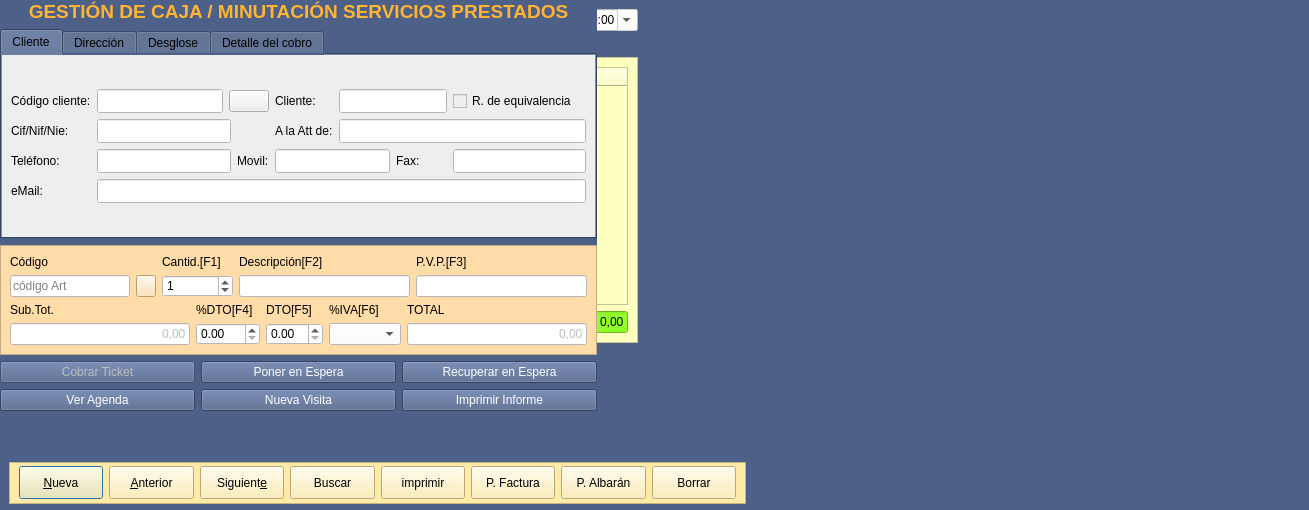
Above: TPV/frmcajaminuta.ui from arcnexus/RedFoX before the change. Below: the same form after it.
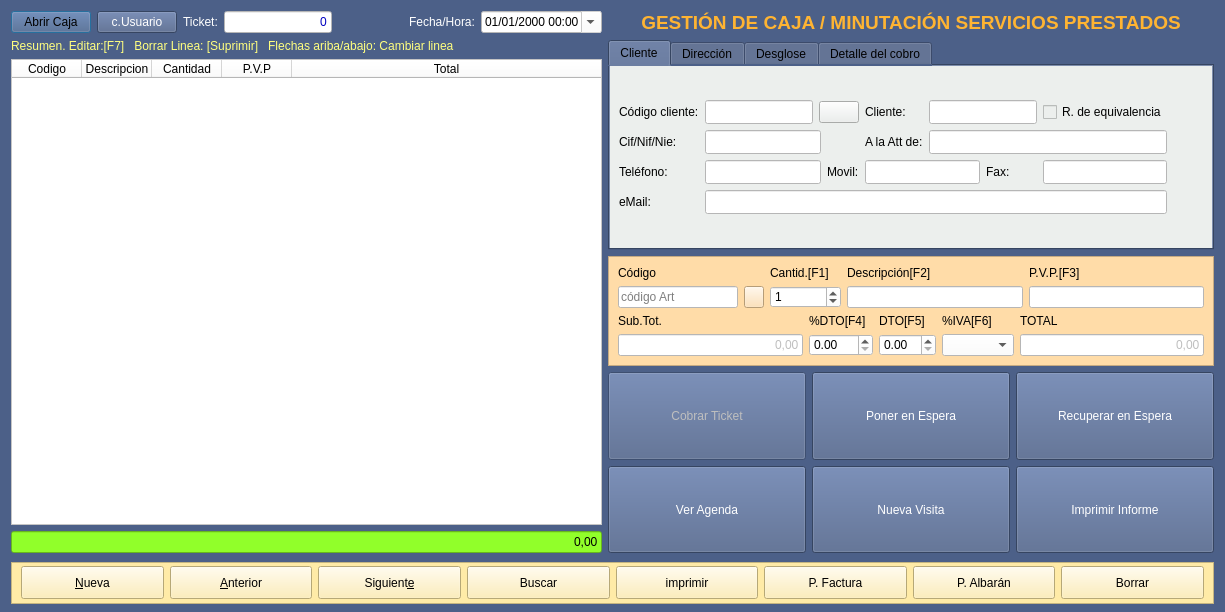
That is the form after the change. The open tabs and pages were chosen to show the change. Icons and pictures are not drawn.

What changed in the file:
```diff
--- a/TPV/frmcajaminuta.ui
+++ b/TPV/frmcajaminuta.ui
@@ -6,8 +6,8 @@
    <rect>
     <x>0</x>
     <y>0</y>
-    <width>1309</width>
-    <height>510</height>
+    <width>1225</width>
+    <height>612</height>
    </rect>
   </property>
   <property name="windowTitle">
@@ -21,219 +21,7 @@
    <string notr="true">background-color: #4C6088;
 </string>
   </property>
-  <widget class="QFrame" name="frame_4">
-   <property name="geometry">
-    <rect>
-     <x>9</x>
-     <y>462</y>
-     <width>737</width>
-     <height>42</height>
-    </rect>
-   </property>
-   <property name="minimumSize">
-    <size>
-     <width>0</width>
-     <height>42</height>
-    </size>
-   </property>
-   <property name="maximumSize">
-    <size>
-     <width>16777215</width>
-     <height>35</height>
-    </size>
-   </property>
-   <property name="styleSheet">
-    <string notr="true">background-color: rgb(255, 235, 167);</string>
-   </property>
-   <property name="frameShape">
-    <enum>QFrame::StyledPanel</enum>
-   </property>
-   <property name="frameShadow">
-    <enum>QFrame::Raised</enum>
-   </property>
-   <layout class="QHBoxLayout" name="horizontalLayout_2">
-    <property name="topMargin">
-     <number>2</number>
-    </property>
-    <property name="bottomMargin">
-     <number>2</number>
-    </property>
-    <item>
-     <widget class="QPushButton" name="btnAnadir">
-      <property name="minimumSize">
-       <size>
-        <width>0</width>
-        <height>33</height>
-       </size>
-      </property>
-      <property name="text">
-       <string>&amp;Nueva</string>
-      </property>
-      <property name="icon">
-       <iconset resource="../terra.qrc">
-        <normaloff>:/Icons/PNG/add.png</normaloff>:/Icons/PNG/add.png</iconset>
-      </property>
-      <property name="iconSize">
-       <size>
-        <width>24</width>
-        <height>24</height>
-       </size>
-      </property>
-     </widget>
-    </item>
-    <item>
-     <widget class="QPushButton" name="btnAnterior">
-      <property name="minimumSize">
-       <size>
-        <width>0</width>
-        <height>33</height>
-       </size>
-      </property>
-      <property name="text">
-       <string>&amp;Anterior</string>
-      </property>
-      <property name="icon">
-       <iconset resource="../terra.qrc">
-        <normaloff>:/Icons/PNG/Previous.png</normaloff>:/Icons/PNG/Previous.png</iconset>
-      </property>
-      <property name="iconSize">
-       <size>
-        <width>24</width>
-        <height>24</height>
-       </size>
-      </property>
-     </widget>
-    </item>
-    <item>
-     <widget class="QPushButton" name="btnSiguiente">
-      <property name="minimumSize">
-       <size>
-        <width>0</width>
-        <height>33</height>
-       </size>
-      </property>
-      <property name="text">
-       <string>Siguient&amp;e</string>
-      </property>
-      <property name="icon">
-       <iconset resource="../terra.qrc">
-        <normaloff>:/Icons/PNG/Next.png</normaloff>:/Icons/PNG/Next.png</iconset>
-      </property>
-      <property name="iconSize">
-       <size>
-        <width>24</width>
-        <height>24</height>
-       </size>
-      </property>
-     </widget>
-    </item>
-    <item>
-     <widget class="QPushButton" name="btnBuscar">
-      <property name="minimumSize">
-       <size>
-        <width>0</width>
-        <height>33</height>
-       </size>
-      </property>
-      <property name="text">
-       <string>Buscar</string>
-      </property>
-      <property name="icon">
-       <iconset resource="../terra.qrc">
-        <normaloff>:/Icons/PNG/search.png</normaloff>:/Icons/PNG/search.png</iconset>
-      </property>
-      <property name="iconSize">
-       <size>
-        <width>24</width>
-        <height>24</height>
-       </size>
-      </property>
-     </widget>
-    </item>
-    <item>
-     <widget class="QPushButton" name="btnImprimir">
-      <property name="minimumSize">
-       <size>
-        <width>0</width>
-        <height>33</height>
-       </size>
-      </property>
-      <property name="text">
-       <string>imprimir</string>
-      </property>
-      <property name="icon">
-       <iconset resource="../terra.qrc">
-        <normaloff>:/Icons/PNG/Print.png</normaloff>:/Icons/PNG/Print.png</iconset>
-      </property>
-      <property name="iconSize">
-       <size>
-        <width>24</width>
-        <height>24</height>
-       </size>
-      </property>
-     </widget>
-    </item>
-    <item>
-     <widget class="QPushButton" name="btnPasarFactura">
-      <property name="minimumSize">
-       <size>
-        <width>0</width>
-        <height>33</height>
-       </size>
-      </property>
-      <property name="text">
-       <string>P. Factura</string>
-      </property>
-     </widget>
-    </item>
-    <item>
-     <widget class="QPushButton" name="btnPasarAlbaran">
-      <property name="minimumSize">
-       <size>
-        <width>0</width>
-        <height>33</height>
-       </size>
-      </property>
-      <property name="text">
-       <string>P. Albarán</string>
-      </property>
-     </widget>
-    </item>
-    <item>
-     <widget class="QPushButton" name="btnBorrar">
-      <property name="minimumSize">
-       <size>
-        <width>0</width>
-        <height>33</height>
-       </size>
-      </property>
-      <property name="text">
-       <string>Borrar</string>
-      </property>
-      <property name="icon">
-       <iconset>
-        <normaloff>:/Icons/PNG/delete.png</normaloff>:/Icons/PNG/delete.png</iconset>
-      </property>
-      <property name="iconSize">
-       <size>
-        <width>24</width>
-        <height>24</height>
-       </size>
-      </property>
-     </widget>
-    </item>
-   </layout>
-  </widget>
-  <widget class="QWidget" name="">
-   <property name="geometry">
-    <rect>
-     <x>9</x>
-     <y>9</y>
-     <width>629</width>
-     <height>334</height>
-    </rect>
-   </property>
-   <layout class="QGridLayout" name="gridLayout_8">
+  <layout class="QGridLayout" name="gridLayout_3">
     <item row="0" column="0">
      <widget class="QPushButton" name="btn_abrirCerrarCaja">
       <property name="text">
@@ -327,99 +115,7 @@
       </property>
      </widget>
     </item>
-    <item row="1" column="0" colspan="7">
-     <widget class="QLabel" name="label_19">
-      <property name="styleSheet">
-       <string notr="true">color: rgb(255, 255, 127);</string>
-      </property>
-      <property name="text">
-       <string>Resumen. Editar:[F7]   Borrar Linea: [Suprimir]   Flechas ariba/abajo: Cambiar linea</string>
-      </property>
-     </widget>
-    </item>
-    <item row="2" column="0" colspan="7">
-     <widget class="QFrame" name="frame">
-      <property name="sizePolicy">
-       <sizepolicy hsizetype="Preferred" vsizetype="MinimumExpanding">
-        <horstretch>0</horstretch>
-        <verstretch>0</verstretch>
-       </sizepolicy>
-      </property>
-      <property name="minimumSize">
-       <size>
-        <width>600</width>
-        <height>0</height>
-       </size>
-      </property>
-      <property name="styleSheet">
-       <string notr="true">background-color: rgb(255, 255, 192);</string>
-      </property>
-      <property name="frameShape">
-       <enum>QFrame::StyledPanel</enum>
-      </property>
-      <property name="frameShadow">
-       <enum>QFrame::Raised</enum>
-      </property>
-      <layout class="QGridLayout" name="gridLayout_3">
-       <item row="1" column="0">
-        <widget class="QLineEdit" name="txtrImporteTicket">
-         <property name="styleSheet">
-          <string notr="true">background-color: rgb(145, 255, 42);
-color: rgb(0, 0, 0);
-font: 28pt &quot;Sans Serif&quot;;</string>
-         </property>
-         <property name="text">
-          <string>0,00</string>
-         </property>
-         <property name="alignment">
-          <set>Qt::AlignRight|Qt::AlignTrailing|Qt::AlignVCenter</set>
-         </property>
-         <property name="readOnly">
-          <bool>true</bool>
-         </property>
-        </widget>
-       </item>
-       <item row="0" column="0">
-        <widget class="QTableWidget" name="lineas">
-         <attribute name="horizontalHeaderDefaultSectionSize">
-          <number>70</number>
-         </attribute>
-         <attribute name="horizontalHeaderStretchLastSection">
-          <bool>true</bool>
-         </attribute>
-         <column>
-          <property name="text">
-           <string>Codigo</string>
-          </property>
-         </column>
-         <column>
-          <property name="text">
-           <string>Descripcion</string>
-          </property>
-         </column>
-         <column>
-          <property name="text">
-           <string>Cantidad</string>
-          </property>
-         </column>
-         <column>
-          <property name="text">
-           <string>P.V.P</string>
-          </property>
-         </column>
-         <column>
-          <property name="text">
-           <string>Total</string>
-          </property>
-         </column>
-        </widget>
-       </item>
-      </layout>
-     </widget>
-    </item>
-   </layout>
-  </widget>
-  <widget class="QWidget" name="">
+   <item row="0" column="7" rowspan="4">
    <layout class="QVBoxLayout" name="verticalLayout">
     <item>
      <widget class="QLabel" name="label_67">
@@ -462,7 +158,7 @@
        </size>
       </property>
       <property name="currentIndex">
-       <number>0</number>
+        <number>2</number>
       </property>
       <widget class="QWidget" name="tab">
        <property name="sizePolicy">
@@ -480,6 +176,47 @@
        <layout class="QGridLayout" name="gridLayout_10">
         <item row="0" column="0">
          <layout class="QGridLayout" name="gridLayout">
+           <item row="0" column="0">
+            <widget class="QLabel" name="label_3">
+             <property name="text">
+              <string>Código cliente:</string>
+             </property>
+            </widget>
+           </item>
+           <item row="0" column="1" colspan="2">
+            <layout class="QHBoxLayout" name="horizontalLayout">
+             <item>
+              <widget class="QLineEdit" name="txtcCodigoCliente">
+               <property name="minimumSize">
+                <size>
+                 <width>0</width>
+                 <height>24</height>
+                </size>
+               </property>
+               <property name="maximumSize">
+                <size>
+                 <width>16777215</width>
+                 <height>16777215</height>
+                </size>
+               </property>
+               <property name="styleSheet">
+                <string notr="true">background-color: rgb(255, 255, 255);</string>
+               </property>
+              </widget>
+             </item>
+             <item>
+              <widget class="QPushButton" name="botBuscarCliente">
+               <property name="text">
+                <string/>
+               </property>
+               <property name="icon">
+                <iconset resource="../terra.qrc">
+                 <normaloff>:/Icons/PNG/search.png</normaloff>:/Icons/PNG/search.png</iconset>
+               </property>
+              </widget>
+             </item>
+            </layout>
+           </item>
           <item row="0" column="3">
            <widget class="QLabel" name="label_4">
             <property name="text">
@@ -487,6 +224,33 @@
             </property>
            </widget>
           </item>
+           <item row="0" column="4" colspan="2">
+            <widget class="QLineEdit" name="txtcCliente">
+             <property name="minimumSize">
+              <size>
+               <width>0</width>
+               <height>24</height>
+              </size>
+             </property>
+             <property name="styleSheet">
+              <string notr="true">background-color: rgb(255, 255, 255);</string>
+             </property>
+            </widget>
+           </item>
+           <item row="0" column="6">
+            <widget class="QCheckBox" name="chklRecargoEq">
+             <property name="text">
+              <string>R. de equivalencia</string>
+             </property>
+            </widget>
+           </item>
+           <item row="1" column="0">
+            <widget class="QLabel" name="label_15">
+             <property name="text">
+              <string>Cif/Nif/Nie:</string>
+             </property>
+            </widget>
+           </item>
           <item row="1" column="1">
            <widget class="QLineEdit" name="txtcCif">
             <property name="minimumSize">
@@ -513,6 +277,29 @@
             </property>
            </widget>
           </item>
+           <item row="2" column="1">
+            <widget class="QLineEdit" name="txtcTelefono">
+             <property name="minimumSize">
+              <size>
+               <width>87</width>
+               <height>24</height>
+              </size>
+             </property>
+             <property name="styleSheet">
+              <string notr="true">background-color: rgb(255, 255, 255);</string>
+             </property>
+             <property name="inputMask">
+              <string/>
+             </property>
+            </widget>
+           </item>
+           <item row="2" column="2">
+            <widget class="QLabel" name="label_8">
+             <property name="text">
+              <string>Movil:</string>
+             </property>
+            </widget>
+           </item>
           <item row="2" column="3" colspan="2">
            <widget class="QLineEdit" name="txtcMovil">
             <property name="minimumSize">
@@ -526,49 +313,6 @@
             </property>
            </widget>
           </item>
-          <item row="3" column="0">
-           <widget class="QLabel" name="label_11">
-            <property name="text">
-             <string>eMail:</string>
-            </property>
-            <property name="alignment">
-             <set>Qt::AlignLeading|Qt::AlignLeft|Qt::AlignVCenter</set>
-            </property>
-           </widget>
-          </item>
-          <item row="1" column="4" colspan="3">
-           <widget class="QLineEdit" name="txtcAtencionde">
-            <property name="minimumSize">
-             <size>
-              <width>0</width>
-              <height>24</height>
-             </size>
-            </property>
-            <property name="styleSheet">
-             <string notr="true">background-color: rgb(255, 255, 255);</string>
-            </property>
-           </widget>
-          </item>
-          <item row="1" column="0">
-           <widget class="QLabel" name="label_15">
-            <property name="text">
-             <string>Cif/Nif/Nie:</string>
-            </property>
-           </widget>
-          </item>
-          <item row="2" column="6">
-           <widget class="QLineEdit" name="txtcFax">
-            <property name="minimumSize">
-             <size>
-              <width>0</width>
-              <height>24</height>
-             </size>
-            </property>
-            <property name="styleSheet">
-             <string notr="true">background-color: rgb(255, 255, 255);</string>
-            </property>
-           </widget>
-          </item>
           <item row="2" column="5">
            <widget class="QLabel" name="label_9">
             <property name="text">
@@ -576,44 +320,44 @@
             </property>
            </widget>
           </item>
-          <item row="0" column="1" colspan="2">
-           <layout class="QHBoxLayout" name="horizontalLayout">
-            <item>
-             <widget class="QLineEdit" name="txtcCodigoCliente">
+           <item row="2" column="6">
+            <widget class="QLineEdit" name="txtcFax">
               <property name="minimumSize">
                <size>
                 <width>0</width>
                 <height>24</height>
                </size>
               </property>
-              <property name="maximumSize">
-               <size>
-                <width>16777215</width>
-                <height>16777215</height>
-               </size>
-              </property>
               <property name="styleSheet">
                <string notr="true">background-color: rgb(255, 255, 255);</string>
               </property>
              </widget>
             </item>
-            <item>
-             <widget class="QPushButton" name="botBuscarCliente">
+           <item row="0" column="7" rowspan="4">
+            <widget class="QLabel" name="label">
+             <property name="minimumSize">
+              <size>
+               <width>30</width>
+               <height>91</height>
+              </size>
+             </property>
+             <property name="maximumSize">
+              <size>
+               <width>30</width>
+               <height>16777215</height>
+              </size>
+             </property>
               <property name="text">
                <string/>
               </property>
-              <property name="icon">
-               <iconset resource="../terra.qrc">
-                <normaloff>:/Icons/PNG/search.png</normaloff>:/Icons/PNG/search.png</iconset>
-              </property>
-             </widget>
-            </item>
-           </layout>
-          </item>
-          <item row="0" column="0">
-           <widget class="QLabel" name="label_3">
-            <property name="text">
-             <string>Código cliente:</string>
+             <property name="textFormat">
+              <enum>Qt::AutoText</enum>
+             </property>
+             <property name="pixmap">
+              <pixmap resource="../terra.qrc">:/Icons/PNG/clientes.png</pixmap>
+             </property>
+             <property name="scaledContents">
+              <bool>false</bool>
             </property>
            </widget>
           </item>
@@ -624,31 +368,8 @@
             </property>
            </widget>
           </item>
-          <item row="2" column="1">
-           <widget class="QLineEdit" name="txtcTelefono">
-            <property name="minimumSize">
-             <size>
-              <width>87</width>
-              <height>24</height>
-             </size>
-            </property>
-            <property name="styleSheet">
-             <string notr="true">background-color: rgb(255, 255, 255);</string>
-            </property>
-            <property name="inputMask">
-             <string/>
-            </property>
-           </widget>
-          </item>
-          <item row="2" column="2">
-           <widget class="QLabel" name="label_8">
-            <property name="text">
-             <string>Movil:</string>
-            </property>
-           </widget>
-          </item>
-          <item row="0" column="4" colspan="2">
-           <widget class="QLineEdit" name="txtcCliente">
+           <item row="1" column="4" colspan="3">
+            <widget class="QLineEdit" name="txtcAtencionde">
             <property name="minimumSize">
              <size>
               <width>0</width>
@@ -660,6 +381,16 @@
             </property>
            </widget>
           </item>
+           <item row="3" column="0">
+            <widget class="QLabel" name="label_11">
+             <property name="text">
+              <string>eMail:</string>
+             </property>
+             <property name="alignment">
+              <set>Qt::AlignLeading|Qt::AlignLeft|Qt::AlignVCenter</set>
+             </property>
+            </widget>
+           </item>
           <item row="3" column="1" colspan="6">
            <widget class="QLineEdit" name="txtcEmail">
             <property name="minimumSize">
@@ -673,13 +404,6 @@
             </property>
            </widget>
           </item>
-          <item row="0" column="6">
-           <widget class="QCheckBox" name="chklRecargoEq">
-            <property name="text">
-             <string>R. de equivalencia</string>
-            </property>
-           </widget>
-          </item>
          </layout>
         </item>
        </layout>
@@ -2259,7 +1983,277 @@
      </layout>
     </item>
    </layout>
-  </widget>
+   </item>
+   <item row="1" column="0" colspan="7">
+    <widget class="QLabel" name="label_19">
+     <property name="maximumSize">
+      <size>
+       <width>16777215</width>
+       <height>27</height>
+      </size>
+     </property>
+     <property name="styleSheet">
+      <string notr="true">color: rgb(255, 255, 127);</string>
+     </property>
+     <property name="text">
+      <string>Resumen. Editar:[F7]   Borrar Linea: [Suprimir]   Flechas ariba/abajo: Cambiar linea</string>
+     </property>
+    </widget>
+   </item>
+   <item row="2" column="0" colspan="7">
+    <widget class="QTableWidget" name="lineas">
+     <property name="styleSheet">
+      <string notr="true">background-color: rgb(255, 255, 255);</string>
+     </property>
+     <attribute name="horizontalHeaderDefaultSectionSize">
+      <number>70</number>
+     </attribute>
+     <attribute name="horizontalHeaderStretchLastSection">
+      <bool>true</bool>
+     </attribute>
+     <column>
+      <property name="text">
+       <string>Codigo</string>
+      </property>
+     </column>
+     <column>
+      <property name="text">
+       <string>Descripcion</string>
+      </property>
+     </column>
+     <column>
+      <property name="text">
+       <string>Cantidad</string>
+      </property>
+     </column>
+     <column>
+      <property name="text">
+       <string>P.V.P</string>
+      </property>
+     </column>
+     <column>
+      <property name="text">
+       <string>Total</string>
+      </property>
+     </column>
+    </widget>
+   </item>
+   <item row="3" column="0" colspan="7">
+    <widget class="QLineEdit" name="txtrImporteTicket">
+     <property name="styleSheet">
+      <string notr="true">background-color: rgb(145, 255, 42);
+color: rgb(0, 0, 0);
+font: 28pt &quot;Sans Serif&quot;;</string>
+     </property>
+     <property name="text">
+      <string>0,00</string>
+     </property>
+     <property name="alignment">
+      <set>Qt::AlignRight|Qt::AlignTrailing|Qt::AlignVCenter</set>
+     </property>
+     <property name="readOnly">
+      <bool>true</bool>
+     </property>
+    </widget>
+   </item>
+   <item row="4" column="0" colspan="8">
+    <widget class="QFrame" name="frame_4">
+     <property name="minimumSize">
+      <size>
+       <width>0</width>
+       <height>42</height>
+      </size>
+     </property>
+     <property name="maximumSize">
+      <size>
+       <width>16777215</width>
+       <height>35</height>
+      </size>
+     </property>
+     <property name="styleSheet">
+      <string notr="true">background-color: rgb(255, 235, 167);</string>
+     </property>
+     <property name="frameShape">
+      <enum>QFrame::StyledPanel</enum>
+     </property>
+     <property name="frameShadow">
+      <enum>QFrame::Raised</enum>
+     </property>
+     <layout class="QHBoxLayout" name="horizontalLayout_2">
+      <property name="topMargin">
+       <number>2</number>
+      </property>
+      <property name="bottomMargin">
+       <number>2</number>
+      </property>
+      <item>
+       <widget class="QPushButton" name="btnAnadir">
+        <property name="minimumSize">
+         <size>
+          <width>0</width>
+          <height>33</height>
+         </size>
+        </property>
+        <property name="text">
+         <string>&amp;Nueva</string>
+        </property>
+        <property name="icon">
+         <iconset resource="../terra.qrc">
+          <normaloff>:/Icons/PNG/add.png</normaloff>:/Icons/PNG/add.png</iconset>
+        </property>
+        <property name="iconSize">
+         <size>
+          <width>24</width>
+          <height>24</height>
+         </size>
+        </property>
+       </widget>
+      </item>
+      <item>
+       <widget class="QPushButton" name="btnAnterior">
+        <property name="minimumSize">
+         <size>
+          <width>0</width>
+          <height>33</height>
+         </size>
+        </property>
+        <property name="text">
+         <string>&amp;Anterior</string>
+        </property>
+        <property name="icon">
+         <iconset resource="../terra.qrc">
+          <normaloff>:/Icons/PNG/Previous.png</normaloff>:/Icons/PNG/Previous.png</iconset>
+        </property>
+        <property name="iconSize">
+         <size>
+          <width>24</width>
+          <height>24</height>
+         </size>
+        </property>
+       </widget>
+      </item>
+      <item>
+       <widget class="QPushButton" name="btnSiguiente">
+        <property name="minimumSize">
+         <size>
+          <width>0</width>
+          <height>33</height>
+         </size>
+        </property>
+        <property name="text">
+         <string>Siguient&amp;e</string>
+        </property>
+        <property name="icon">
+         <iconset resource="../terra.qrc">
+          <normaloff>:/Icons/PNG/Next.png</normaloff>:/Icons/PNG/Next.png</iconset>
+        </property>
+        <property name="iconSize">
+         <size>
+          <width>24</width>
+          <height>24</height>
+         </size>
+        </property>
+       </widget>
+      </item>
+      <item>
+       <widget class="QPushButton" name="btnBuscar">
+        <property name="minimumSize">
+         <size>
+          <width>0</width>
+          <height>33</height>
+         </size>
+        </property>
+        <property name="text">
+         <string>Buscar</string>
+        </property>
+        <property name="icon">
+         <iconset resource="../terra.qrc">
+          <normaloff>:/Icons/PNG/search.png</normaloff>:/Icons/PNG/search.png</iconset>
+        </property>
+        <property name="iconSize">
+         <size>
+          <width>24</width>
+          <height>24</height>
+         </size>
+        </property>
+       </widget>
+      </item>
+      <item>
+       <widget class="QPushButton" name="btnImprimir">
+        <property name="minimumSize">
+         <size>
+          <width>0</width>
+          <height>33</height>
+         </size>
+        </property>
+        <property name="text">
+         <string>imprimir</string>
+        </property>
+        <property name="icon">
+         <iconset resource="../terra.qrc">
+          <normaloff>:/Icons/PNG/Print.png</normaloff>:/Icons/PNG/Print.png</iconset>
+        </property>
+        <property name="iconSize">
+         <size>
+          <width>24</width>
+          <height>24</height>
+         </size>
+        </property>
+       </widget>
+      </item>
+      <item>
+       <widget class="QPushButton" name="btnPasarFactura">
+        <property name="minimumSize">
+         <size>
+          <width>0</width>
+          <height>33</height>
+         </size>
+        </property>
+        <property name="text">
+         <string>P. Factura</string>
+        </property>
+       </widget>
+      </item>
+      <item>
+       <widget class="QPushButton" name="btnPasarAlbaran">
+        <property name="minimumSize">
+         <size>
+          <width>0</width>
+          <height>33</height>
+         </size>
+        </property>
+        <property name="text">
+         <string>P. Albarán</string>
+        </property>
+       </widget>
+      </item>
+      <item>
+       <widget class="QPushButton" name="btnBorrar">
+        <property name="minimumSize">
+         <size>
+          <width>0</width>
+          <height>33</height>
+         </size>
+        </property>
+        <property name="text">
+         <string>Borrar</string>
+        </property>
+        <property name="icon">
+         <iconset>
+          <normaloff>:/Icons/PNG/delete.png</normaloff>:/Icons/PNG/delete.png</iconset>
+        </property>
+        <property name="iconSize">
+         <size>
+          <width>24</width>
+          <height>24</height>
+         </size>
+        </property>
+       </widget>
+      </item>
+     </layout>
+    </widget>
+   </item>
+  </layout>
  </widget>
  <tabstops>
   <tabstop>txtcCodigoArticulo</tabstop>
```
Left out of the diff: 2 changed lines with no effect on the pictures. Lines whose indentation alone changed are shown as unchanged.
